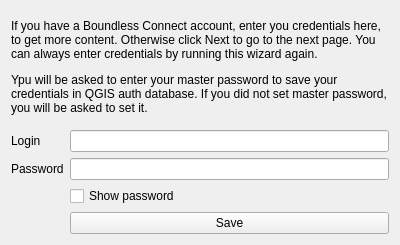
This is boundlessconnect/ui/credentialspagebase.ui in elpaso/qgis-connect-plugin as Qt 5 draws it before an edit. The edited form follows.
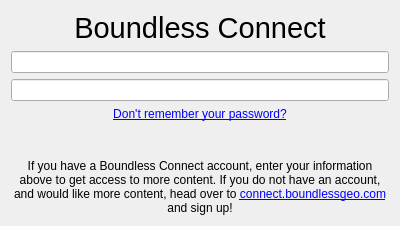
This is the edited form. Custom widgets are drawn as their Qt base class.

Commit message: use custom password field modify credentials page

The edit to the form file:
```diff
--- a/boundlessconnect/ui/credentialspagebase.ui
+++ b/boundlessconnect/ui/credentialspagebase.ui
@@ -7,7 +7,7 @@
     <x>0</x>
     <y>0</y>
     <width>400</width>
-    <height>245</height>
+    <height>226</height>
    </rect>
   </property>
   <property name="windowTitle">
@@ -21,59 +21,61 @@
   </property>
   <layout class="QVBoxLayout" name="verticalLayout">
    <item>
-    <widget class="QLabel" name="label">
-     <property name="text">
-      <string>&lt;html&gt;&lt;head/&gt;&lt;body&gt;&lt;p&gt;If you have a Boundless Connect account, enter you credentials here, to get more content. Otherwise click Next to go to the next page. You can always enter credentials by running this wizard again.&lt;/p&gt;&lt;p&gt;Ypu will be asked to enter your master password to save your credentials in QGIS auth database. If you did not set master password, you will be asked to set it.&lt;/p&gt;&lt;/body&gt;&lt;/html&gt;</string>
-     </property>
-     <property name="wordWrap">
-      <bool>true</bool>
-     </property>
-    </widget>
-   </item>
-   <item>
-    <layout class="QGridLayout" name="gridLayout">
-     <item row="0" column="0">
       <widget class="QLabel" name="label_2">
        <property name="text">
-        <string>Login</string>
+      <string>&lt;html&gt;&lt;head/&gt;&lt;body&gt;&lt;p align=&quot;center&quot;&gt;&lt;span style=&quot; font-size:22pt;&quot;&gt;Boundless Connect&lt;/span&gt;&lt;/p&gt;&lt;/body&gt;&lt;/html&gt;</string>
        </property>
       </widget>
      </item>
-     <item row="0" column="1">
+   <item>
       <widget class="QLineEdit" name="leLogin"/>
      </item>
-     <item row="1" column="0">
-      <widget class="QLabel" name="label_3">
-       <property name="text">
-        <string>Password</string>
-       </property>
-      </widget>
-     </item>
-     <item row="1" column="1">
-      <widget class="QLineEdit" name="lePassword">
+   <item>
+    <widget class="PasswordLineEdit" name="lePassword">
        <property name="echoMode">
         <enum>QLineEdit::Password</enum>
        </property>
       </widget>
      </item>
-     <item row="2" column="1">
-      <widget class="QCheckBox" name="chkShowPassword">
+   <item>
+    <widget class="QLabel" name="label_4">
        <property name="text">
-        <string>Show password</string>
+      <string>&lt;html&gt;&lt;head/&gt;&lt;body&gt;&lt;p align=&quot;center&quot;&gt;&lt;a href=&quot;https://boundlessgeo.auth0.com/login?client=rmtncamSKiwRBuVYTvFYJGtTspVuplMh&quot;&gt;&lt;span style=&quot; text-decoration: underline; color:#0000ff;&quot;&gt;Don't remember your password?&lt;/span&gt;&lt;/a&gt;&lt;/p&gt;&lt;/body&gt;&lt;/html&gt;</string>
        </property>
       </widget>
      </item>
-     <item row="3" column="1">
-      <widget class="QPushButton" name="btnSave">
+   <item>
+    <spacer name="verticalSpacer">
+     <property name="orientation">
+      <enum>Qt::Vertical</enum>
+     </property>
+     <property name="sizeHint" stdset="0">
+      <size>
+       <width>20</width>
+       <height>40</height>
+      </size>
+     </property>
+    </spacer>
+   </item>
+   <item>
+    <widget class="QLabel" name="label">
        <property name="text">
-        <string>Save</string>
-       </property>
+      <string>&lt;html&gt;&lt;head/&gt;&lt;body&gt;&lt;p align=&quot;center&quot;&gt;If you have a Boundless Connect account, enter your information above to get access to more content. If you do not have an account, and would like more content, head over to &lt;a href=&quot;https://connect.boundlessgeo.com&quot;&gt;&lt;span style=&quot; text-decoration: underline; color:#0000ff;&quot;&gt;connect.boundlessgeo.com&lt;/span&gt;&lt;/a&gt; and sign up!&lt;/p&gt;&lt;/body&gt;&lt;/html&gt;</string>
+     </property>
+     <property name="wordWrap">
+      <bool>true</bool>
+     </property>
       </widget>
      </item>
     </layout>
-   </item>
-  </layout>
  </widget>
+ <customwidgets>
+  <customwidget>
+   <class>PasswordLineEdit</class>
+   <extends>QLineEdit</extends>
+   <header location="global">boundlessconnect.gui.passwordlineedit</header>
+  </customwidget>
+ </customwidgets>
  <resources/>
  <connections/>
 </ui>
```
Lines whose indentation alone changed are shown as unchanged. The commit also changes 4 other files.
